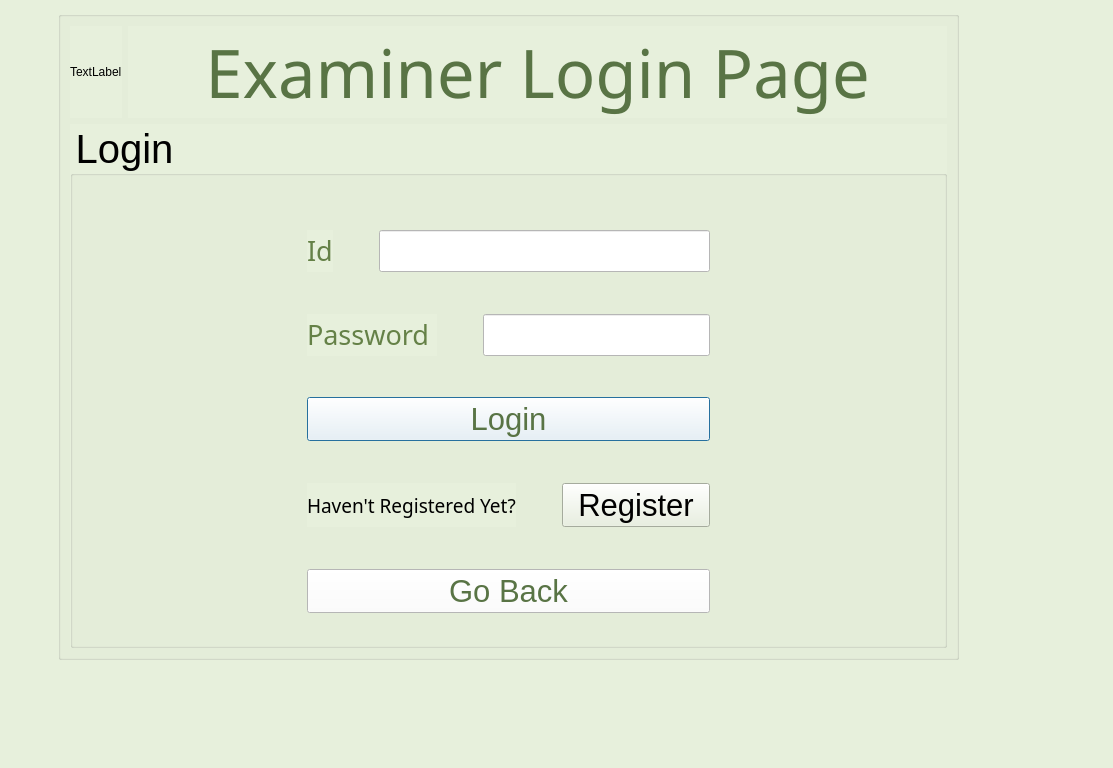
Qt form ExamSphereV1/examinerlogin.ui (BiratBC/ExamSphereV1) before a commit.
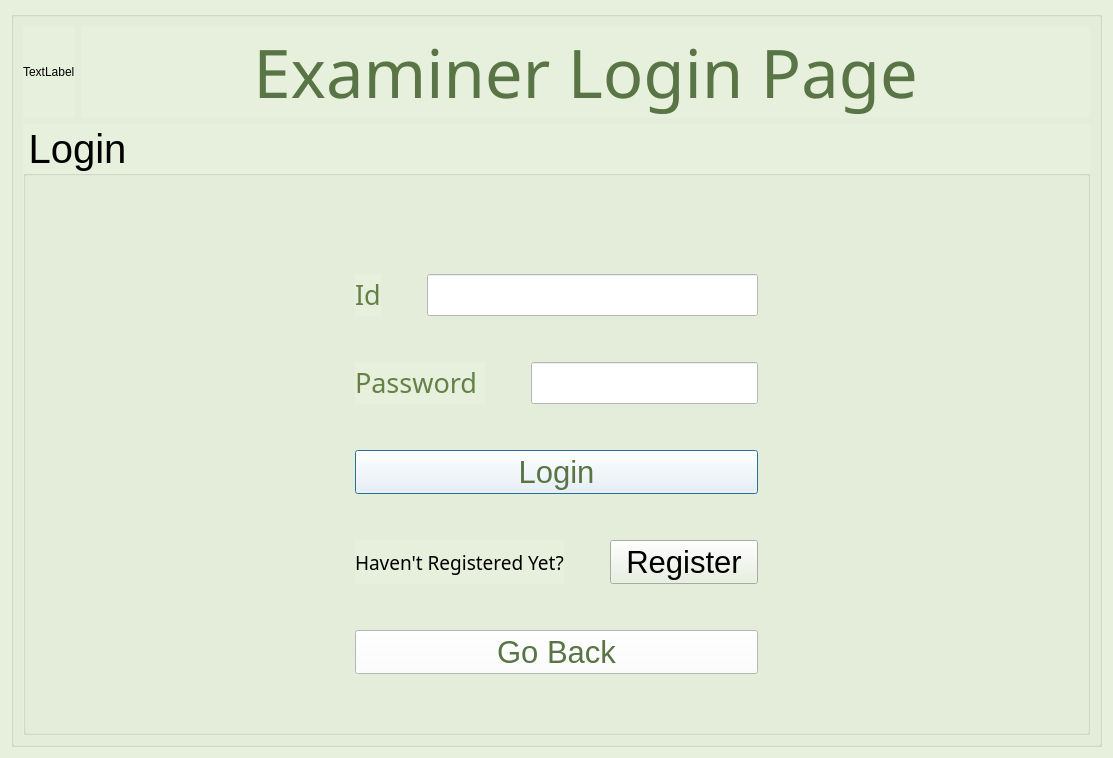
The same form after that commit.

Patch:
```diff
--- a/ExamSphereV1/examinerlogin.ui
+++ b/ExamSphereV1/examinerlogin.ui
@@ -7,7 +7,7 @@
     <x>0</x>
     <y>0</y>
     <width>1113</width>
-    <height>768</height>
+    <height>758</height>
    </rect>
   </property>
   <property name="windowTitle">
@@ -16,15 +16,9 @@
   <property name="styleSheet">
    <string notr="true">background-color: rgb(231, 240, 220);</string>
   </property>
+  <layout class="QGridLayout" name="gridLayout_2">
+   <item row="0" column="0">
   <widget class="QGroupBox" name="groupBox">
-   <property name="geometry">
-    <rect>
-     <x>58</x>
-     <y>11</y>
-     <width>901</width>
-     <height>649</height>
-    </rect>
-   </property>
    <property name="title">
     <string/>
    </property>
@@ -421,6 +415,8 @@
     </item>
    </layout>
   </widget>
+   </item>
+  </layout>
  </widget>
  <resources/>
  <connections/>
```
Lines whose indentation alone changed are shown as unchanged.
